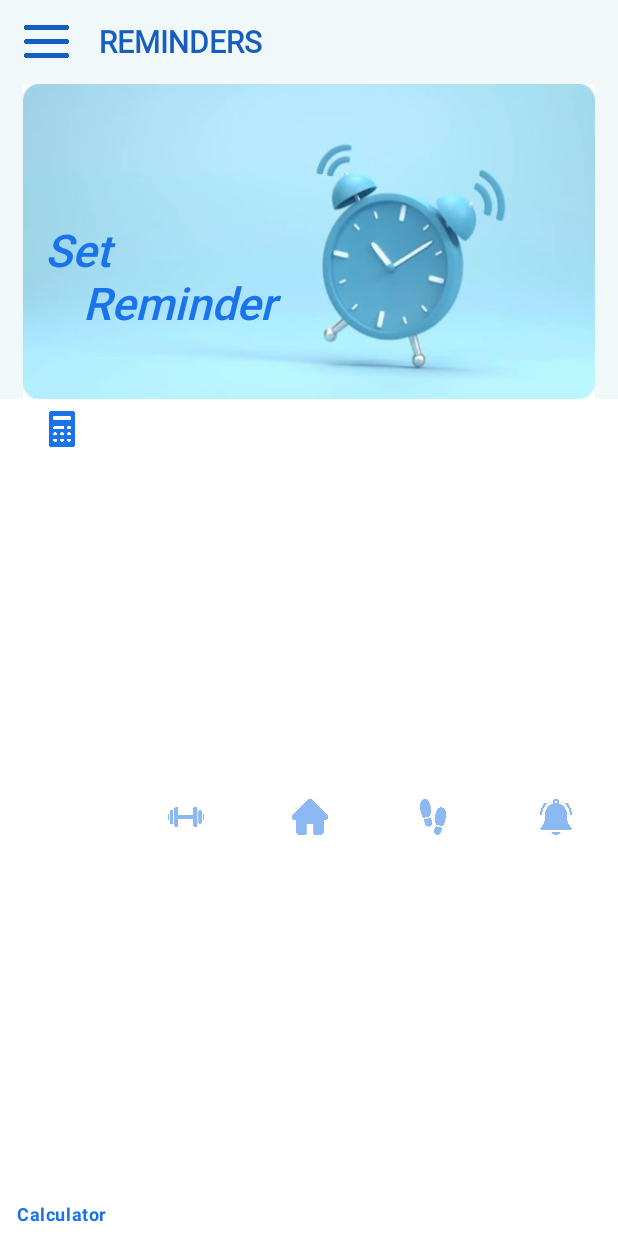
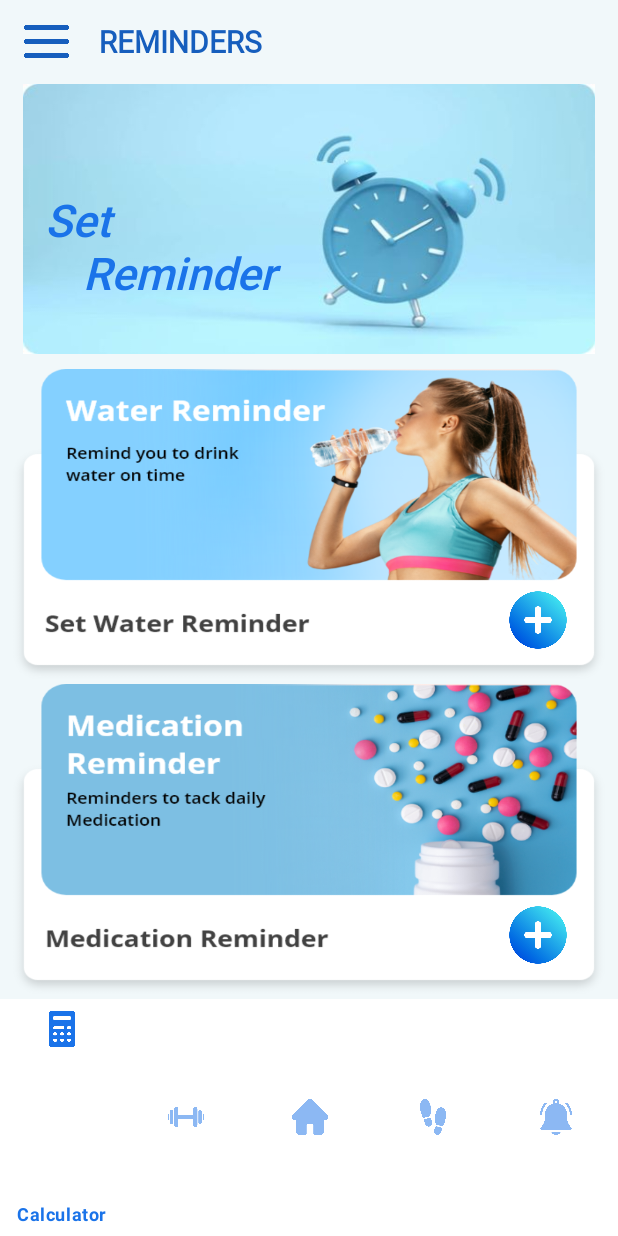
Before and after one commit to baonehe/Fitness, an Android app: the ReminderActivity screen opened directly, with no data from a screen before it, on a phone screen of 412 x 824 dp. Run offline under Robolectric (Android 15) with nearby library versions, the phone set to English and light mode, and no system bars.

Commit message:
Update Reminder

```diff
--- a/UDDD_Project/app/src/main/AndroidManifest.xml
+++ b/UDDD_Project/app/src/main/AndroidManifest.xml
@@ -9,6 +9,9 @@
         android:roundIcon="@mipmap/ic_launcher_round"
         android:supportsRtl="true"
         android:theme="@style/Theme.UDDD_Project">
+        <activity
+            android:name=".MedicationReminderActivity"
+            android:exported="false" />
         <activity
             android:name=".ReminderActivity"
             android:exported="false" />
--- a/UDDD_Project/app/src/main/java/com/google/uddd_project/ReminderActivity.java
+++ b/UDDD_Project/app/src/main/java/com/google/uddd_project/ReminderActivity.java
@@ -2,7 +2,9 @@ package com.google.uddd_project;
 
 import androidx.appcompat.app.AppCompatActivity;
 
+import android.content.Intent;
 import android.os.Bundle;
+import android.view.View;
 
 public class ReminderActivity extends AppCompatActivity {
 
@@ -10,5 +12,15 @@ public class ReminderActivity extends AppCompatActivity {
     protected void onCreate(Bundle savedInstanceState) {
         super.onCreate(savedInstanceState);
         setContentView(R.layout.activity_reminder);
+
+        findViewById(R.id.button_plus_medication).setOnClickListener(new View.OnClickListener() {
+            @Override
+            public void onClick(View view) {
+                Intent intent = new Intent(view.getContext(), MedicationReminderActivity.class);
+                startActivity(intent);
+            }
+        });
     }
+
+
 }
--- a/UDDD_Project/app/src/main/res/layout/activity_reminder.xml
+++ b/UDDD_Project/app/src/main/res/layout/activity_reminder.xml
@@ -60,7 +60,7 @@
 
             <ImageView
                 android:layout_width="match_parent"
-                android:layout_height="210dp"
+                android:layout_height="180dp"
                 android:layout_marginLeft="15dp"
                 android:layout_marginRight="15dp"
                 android:scaleType="fitXY"
@@ -71,24 +71,73 @@
                 android:layout_width="65dp"
                 android:layout_height="wrap_content"
                 android:layout_marginStart="30dp"
-                android:layout_marginTop="90dp"
+                android:layout_marginTop="70dp"
                 android:fontFamily="@font/roboto_medium"
                 android:text="Set"
+                android:textColor="#1A73E9"
                 android:textSize="30sp"
-                android:textStyle="italic"
-                android:textColor="#1A73E9"/>
+                android:textStyle="italic" />
 
             <TextView
                 android:id="@+id/textViewReminder"
                 android:layout_width="141dp"
                 android:layout_height="wrap_content"
                 android:layout_marginStart="55dp"
-                android:layout_marginTop="125dp"
+                android:layout_marginTop="105dp"
                 android:fontFamily="@font/roboto_medium"
                 android:text="Reminder"
                 android:textColor="#1A73E9"
                 android:textSize="30sp"
                 android:textStyle="italic" />
+        </RelativeLayout>
+
+        <RelativeLayout
+            android:id="@+id/relaa1"
+            android:layout_width="match_parent"
+            android:layout_height="wrap_content"
+            android:layout_marginLeft="5dp"
+            android:layout_marginTop="10dp"
+            android:layout_marginRight="5dp">
+
+            <ImageView
+                android:id="@+id/set_water"
+                android:layout_width="match_parent"
+                android:layout_height="210dp"
+                android:background="@drawable/set_water_banner" />
+
+            <ImageView
+                android:id="@+id/button_plus_water"
+                android:layout_width="45dp"
+                android:layout_height="45dp"
+                android:layout_below="@+id/set_water"
+                android:layout_alignParentRight="true"
+                android:layout_marginTop="-65dp"
+                android:layout_marginRight="25dp"
+                android:background="@drawable/add_button" />
+
+        </RelativeLayout>
+        <RelativeLayout
+            android:layout_below="@+id/relaa1"
+            android:layout_width="match_parent"
+            android:layout_height="wrap_content"
+            android:layout_marginLeft="5dp"
+            android:layout_marginRight="5dp">
+
+            <ImageView
+                android:id="@+id/set_medicion"
+                android:layout_width="match_parent"
+                android:layout_height="210dp"
+                android:background="@drawable/set_medication_banner" />
+
+            <ImageView
+                android:id="@+id/button_plus_medication"
+                android:layout_width="45dp"
+                android:layout_height="45dp"
+                android:layout_below="@+id/set_medicion"
+                android:layout_alignParentRight="true"
+                android:layout_marginTop="-65dp"
+                android:layout_marginRight="25dp"
+                android:background="@drawable/add_button" />
         </RelativeLayout>
 
 
--- a/UDDD_Project/app/src/main/res/menu/activity_main_drawer.xml
+++ b/UDDD_Project/app/src/main/res/menu/activity_main_drawer.xml
@@ -7,7 +7,7 @@
         <item
             android:id="@+id/nav_home"
             android:icon="@drawable/ic_home_24"
-            android:title="home" />
+            android:title="Home" />
         <item
 
             android:icon="@drawable/ic_baseline_person_24"
--- a/UDDD_Project/app/src/main/res/menu/bottom_nav.xml
+++ b/UDDD_Project/app/src/main/res/menu/bottom_nav.xml
@@ -1,7 +1,8 @@
 <?xml version="1.0" encoding="utf-8"?>
 <menu xmlns:android="http://schemas.android.com/apk/res/android"
     xmlns:tools="http://schemas.android.com/tools"
-    tools:showIn="bottomnav">
+    tools:showIn="bottomnav"
+    android:id="@+id/buttomNavigation">
 
     <item
         android:id="@+id/calculator"
@@ -17,7 +18,7 @@
         android:icon="@drawable/home"/>
     <item
         android:id="@+id/walkstep"
-        android:title="Walk Step"
+        android:title="Walk &amp; Step"
         android:icon="@drawable/footsteps"/>
     <item
         android:id="@+id/reminder"
```
Also changed, not shown: UDDD_Project/app/src/main/java/com/google/uddd_project/HomeActivity.java (+24 -3 lines), UDDD_Project/app/src/main/java/com/google/uddd_project/MedicationReminderActivity.java (added, +31 -0 lines), UDDD_Project/app/src/main/res/layout/activity_home.xml (+26 -26 lines), UDDD_Project/app/src/main/res/layout/activity_medication_reminder.xml (added, +51 -0 lines), UDDD_Project/app/src/main/res/drawable/add_button.png (added), UDDD_Project/app/src/main/res/drawable/medication_remender_banner.jpg (added), UDDD_Project/app/src/main/res/drawable/set_medication_banner.png (added), UDDD_Project/app/src/main/res/drawable/set_water_banner.png (added), 397 other files.
